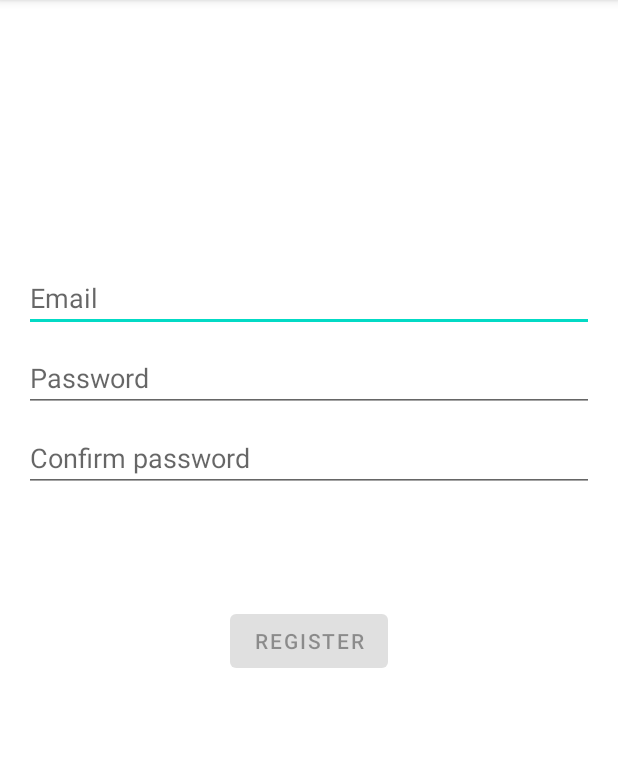
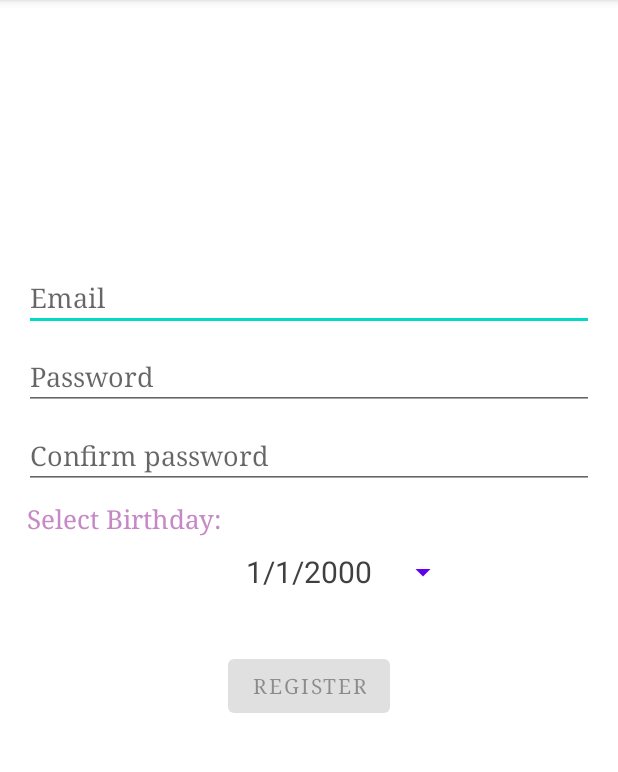
Before and after one commit to FeliX-Hell0/CSCI310_Group_Project, an Android app: the RegisterActivity screen opened directly, with no data from a screen before it, on a phone screen of 412 x 824 dp, the part 84-856 px from its top. Run offline under Robolectric (Android 15) with nearby library versions, the phone set to English and light mode, and no system bars; our stand-ins replace Firebase (no records; nobody signed in at launch, a user with empty details on screens opened directly), Picasso; pictures from the network do not load.

Commit message:
select birthday draft

```diff
--- a/app/src/main/java/com/example/csci310_group_project/MainActivity.java
+++ b/app/src/main/java/com/example/csci310_group_project/MainActivity.java
@@ -2,16 +2,21 @@ package com.example.csci310_group_project;
 
 import androidx.appcompat.app.AppCompatActivity;
 
+import android.app.AlertDialog;
+import android.app.DatePickerDialog;
 import android.content.Intent;
 import android.os.Bundle;
 import android.view.View;
 import android.widget.Button;
+import android.widget.DatePicker;
 import android.widget.TextView;
 
 import com.example.csci310_group_project.ui.login.LoginActivity;
 import com.example.csci310_group_project.ui.register.RegisterActivity;
 
 import org.w3c.dom.Text;
+
+import java.util.Calendar;
 
 public class MainActivity extends AppCompatActivity {
 
--- a/app/src/main/java/com/example/csci310_group_project/ui/register/RegisterActivity.java
+++ b/app/src/main/java/com/example/csci310_group_project/ui/register/RegisterActivity.java
@@ -6,6 +6,8 @@ import androidx.annotation.NonNull;
 import androidx.lifecycle.Observer;
 import androidx.lifecycle.ViewModelProvider;
 
+import android.app.AlertDialog;
+import android.app.DatePickerDialog;
 import android.content.Intent;
 import android.graphics.Bitmap;
 import android.graphics.BitmapFactory;
@@ -25,6 +27,7 @@ import android.view.KeyEvent;
 import android.view.View;
 import android.view.inputmethod.EditorInfo;
 import android.widget.Button;
+import android.widget.DatePicker;
 import android.widget.EditText;
 import android.widget.ImageView;
 import android.widget.ProgressBar;
@@ -60,6 +63,7 @@ import com.squareup.picasso.Picasso;
 
 import java.io.File;
 import java.io.IOException;
+import java.util.Calendar;
 import java.util.HashMap;
 import java.util.Map;
 
@@ -73,6 +77,11 @@ public class RegisterActivity extends AppCompatActivity {
     private static final int IMAGEID = 1;
     private Uri selected = null;
     private ImageProcessor imageProcessor;
+
+
+    private Button birthdayPicker;
+    private DatePickerDialog birthdayPickerDialog;
+
 
     @Override
     protected void onCreate(Bundle savedInstanceState) {
@@ -101,6 +110,8 @@ public class RegisterActivity extends AppCompatActivity {
         } catch (IOException e) {
             e.printStackTrace();
         }
+
+        initBirthdayPicker();
 
         //this is how to use Picasso
         /*Picasso picasso = new Picasso.Builder(RegisterActivity.this)
@@ -218,6 +229,8 @@ public class RegisterActivity extends AppCompatActivity {
 
                 String username = usernameEditText.getText().toString();
                 String password = passwordEditText.getText().toString();
+                String birthday = birthdayPicker.getText().toString();
+                Log.i("bday", birthday);
                 //String repassword = repasswordEditText.getText().toString();
                 if (selected != null){
                     FirebaseFirestore db = FirebaseFirestore.getInstance();
@@ -233,6 +246,7 @@ public class RegisterActivity extends AppCompatActivity {
                                     Map<String, Object> user = new HashMap<>();
                                     user.put("username", username);
                                     user.put("password", password);
+                                    user.put("birthday", birthday);
                                     user.put("registeredEvents", "");
                                     user.put("favorites", "");
                                     user.put("time", "");
@@ -347,4 +361,36 @@ public class RegisterActivity extends AppCompatActivity {
             imageView.setImageURI(selected);
         }
     }
+
+
+    private String makeDateString(int day, int month, int year) {
+        return month + "/" + day + "/" + year;
+    }
+
+    private void initBirthdayPicker() {
+
+        DatePickerDialog.OnDateSetListener dateSetListener = new DatePickerDialog.OnDateSetListener() {
+            @Override
+            public void onDateSet(DatePicker datePicker, int year, int month, int day) {
+                month = month + 1;
+                String date = makeDateString(day, month, year);
+                birthdayPicker.setText(date);
+            }
+        };
+
+        Calendar cal = Calendar.getInstance();
+        int year = cal.get(Calendar.YEAR);
+        int month = cal.get(Calendar.MONTH);
+        int day = cal.get(Calendar.DAY_OF_MONTH);
+        int style = AlertDialog.THEME_DEVICE_DEFAULT_DARK;
+
+        birthdayPickerDialog = new DatePickerDialog(this, style, dateSetListener, year, month, day);
+        birthdayPicker = findViewById(R.id.birthdayPickerButton);
+        birthdayPicker.setOnClickListener(new View.OnClickListener() {
+            public void onClick(View v) {
+                birthdayPickerDialog.show();
+            }
+        });
+
+    }
 }
--- a/app/src/main/res/layout/activity_register.xml
+++ b/app/src/main/res/layout/activity_register.xml
@@ -16,6 +16,7 @@
         android:layout_height="wrap_content"
         android:layout_marginTop="10dp"
         android:hint="@string/prompt_email"
+        android:fontFamily="serif"
         android:inputType="textEmailAddress"
         android:selectAllOnFocus="true"
         app:layout_constraintEnd_toEndOf="parent"
@@ -28,6 +29,7 @@
         android:layout_height="wrap_content"
         android:layout_marginTop="8dp"
         android:hint="@string/prompt_password"
+        android:fontFamily="serif"
         android:imeActionLabel="@string/action_sign_in_short"
         android:imeOptions="actionDone"
         android:inputType="textPassword"
@@ -46,19 +48,49 @@
         android:imeOptions="actionDone"
         android:inputType="textPassword"
         android:selectAllOnFocus="true"
+        android:fontFamily="serif"
         app:layout_constraintEnd_toEndOf="parent"
         app:layout_constraintStart_toStartOf="parent"
         app:layout_constraintTop_toBottomOf="@+id/password" />
+
+    <TextView
+        android:id="@+id/selectBirthday"
+        android:layout_width="0dp"
+        android:layout_height="wrap_content"
+        android:layout_marginTop="8dp"
+        android:text="Select Birthday:"
+        android:textSize="17dp"
+        android:textColor="@color/light_purple"
+        android:layout_marginStart="2dp"
+        android:fontFamily="serif"
+        app:layout_constraintEnd_toEndOf="parent"
+        app:layout_constraintStart_toStartOf="parent"
+        app:layout_constraintTop_toBottomOf="@+id/repassword" />
+
+    <Button
+        android:id="@+id/birthdayPickerButton"
+        style="?android:spinnerStyle"
+        android:layout_width="200dp"
+        android:layout_height="wrap_content"
+        android:gravity="center"
+        android:text="1/1/2000"
+        android:textColor="@color/grey"
+        android:textSize="20sp"
+        app:layout_constraintEnd_toEndOf="parent"
+        app:layout_constraintStart_toStartOf="parent"
+        app:layout_constraintTop_toBottomOf="@+id/selectBirthday"
+        />
 
     <Button
         android:id="@+id/login"
         android:layout_width="wrap_content"
         android:layout_height="wrap_content"
         android:layout_gravity="start"
-        android:layout_marginTop="16dp"
+        android:layout_marginTop="56dp"
         android:layout_marginBottom="64dp"
         android:enabled="false"
         android:text="REGISTER"
+        android:fontFamily="serif"
         app:layout_constraintBottom_toBottomOf="parent"
         app:layout_constraintEnd_toEndOf="parent"
         app:layout_constraintStart_toStartOf="parent"
```
Also changed, not shown: app/src/main/java/com/example/csci310_group_project/fragment/ProfileFragment.java (+18 -2 lines).
